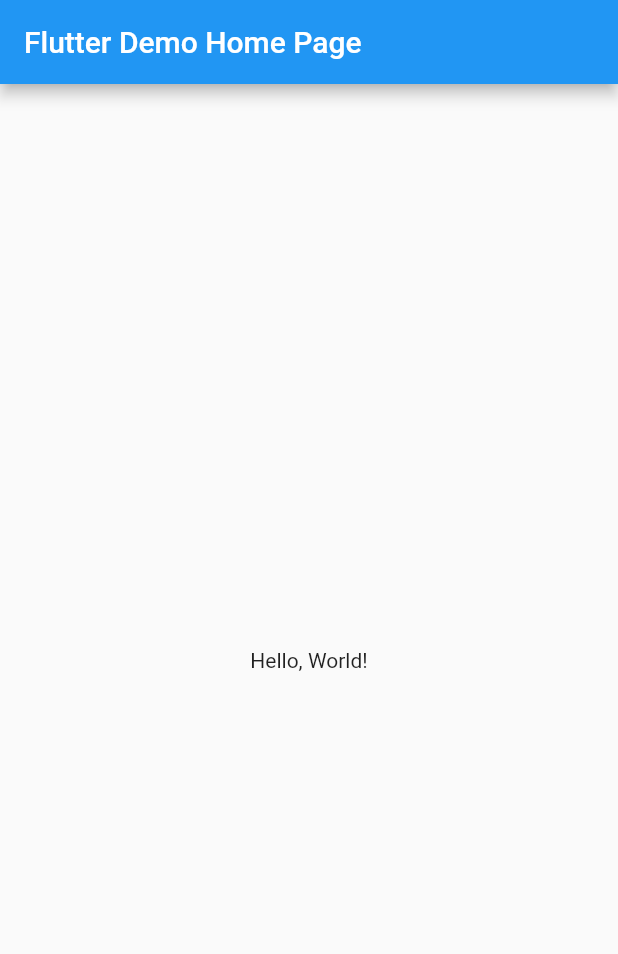
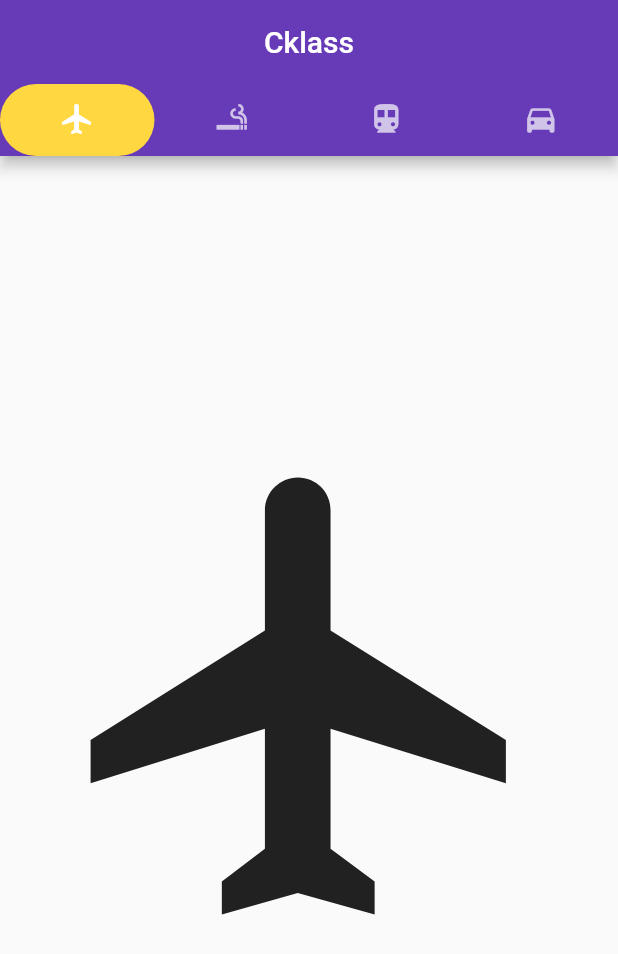
Before and after one commit to MiguelMor05/TabBar_Act5, a Flutter app: the screen it shows after launch, on a phone screen of 412 x 824 dp. Shown: the top 954 px of the screen. Run offline on Flutter 3.47's test engine with Material 2 defaults, Android fonts, the phone set to English and light mode, and no system bars.

Commit message:
tabBar v2

```diff
--- a/lib/main.dart
+++ b/lib/main.dart
@@ -1,42 +1,62 @@
 import 'package:flutter/material.dart';
+//import 'item.dart';
 
 void main() => runApp(MyApp());
 
 class MyApp extends StatelessWidget {
-  const MyApp({super.key});
   // This widget is the root of your application.
   @override
   Widget build(BuildContext context) {
     return MaterialApp(
-      // Application name
-      title: 'Flutter Hello World',
-      // Application theme data, you can set the colors for the application as
-      // you want
+      title: 'Flutter Demo',
       theme: ThemeData(
-        primarySwatch: Colors.blue,
+        // This is the theme of your application.
+        primarySwatch: Colors.deepPurple,
       ),
-      // A widget which will be started on application startup
-      home: MyHomePage(title: 'Flutter Demo Home Page'),
+      debugShowCheckedModeBanner: false,
+      home: MyHomePage(),
     );
   }
 }
 
-class MyHomePage extends StatelessWidget {
-  final String title;
-  const MyHomePage({super.key, required this.title});
+class MyHomePage extends StatefulWidget {
+  const MyHomePage({Key? key}) : super(key: key);
 
   @override
+  _MyHomePageState createState() => _MyHomePageState();
+} //_MyHomePageStatefull
+
+class _MyHomePageState extends State<MyHomePage> {
+  @override
   Widget build(BuildContext context) {
-    return Scaffold(
-      appBar: AppBar(
-        // The title text which will be shown on the action bar
-        title: Text(title),
-      ),
-      body: Center(
-        child: Text(
-          'Hello, World!',
+    return DefaultTabController(
+      length: 4,
+      child: Scaffold(
+        appBar: AppBar(
+          bottom: TabBar(
+            indicator: BoxDecoration(
+                borderRadius: BorderRadius.circular(50), // Creates border
+                color: Colors.amberAccent),
+            indicatorColor: Colors.amberAccent,
+            tabs: [
+              Tab(icon: Icon(Icons.flight)),
+              Tab(icon: Icon(Icons.smoking_rooms)),
+              Tab(icon: Icon(Icons.directions_transit)),
+              Tab(icon: Icon(Icons.directions_car)),
+            ],
+          ),
+          centerTitle: true,
+          title: Text('Cklass'),
+        ),
+        body: TabBarView(
+          children: [
+            Icon(Icons.flight, size: 350),
+            Icon(Icons.smoking_rooms, size: 350),
+            Icon(Icons.directions_transit, size: 350),
+            Icon(Icons.directions_car, size: 350),
+          ],
         ),
       ),
     );
-  }
-}
+  } //Widget
+} //
```
